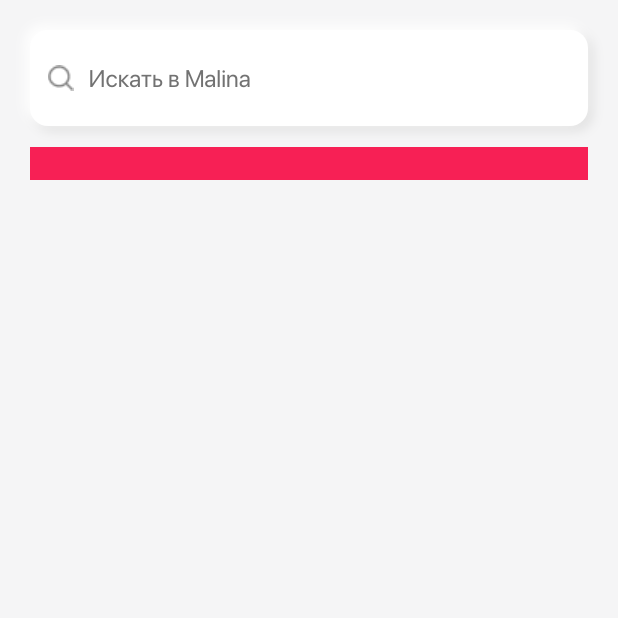
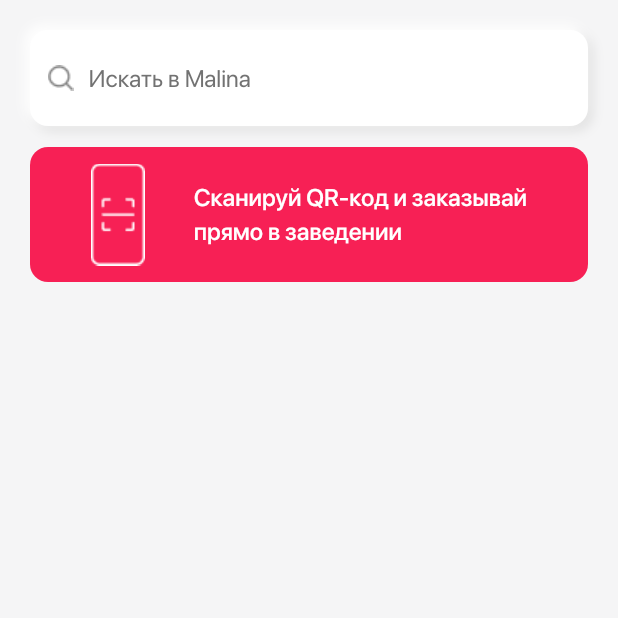
Before and after one commit to ibrahimsiam25/malina, a Flutter app: the screen it shows after launch, on a phone screen of 412 x 824 dp, the top half of it. Run offline on Flutter 3.47's test engine with Material 3 defaults, Android fonts, the light colour scheme and no system bars; our stand-ins replace go_router; project files that could hold a hidden picture were left out.

Commit message:
home/custom scanner card

```diff
--- a/lib/core/theme/app_text_style.dart
+++ b/lib/core/theme/app_text_style.dart
@@ -9,5 +9,10 @@ abstract class AppTextStyles {
     letterSpacing: 0.0,
     color: AppColors.gray,
   );
-
+    static TextStyle whiteS16F500 = TextStyle(
+    fontWeight: FontWeight.w500,
+    fontSize: 16,
+    letterSpacing: 0.0,
+    color: AppColors.white,
+  );
 }
--- a/lib/core/utils/app_assets.dart
+++ b/lib/core/utils/app_assets.dart
@@ -1,4 +1,5 @@
 class AppAssets {
   static const spalsh = 'assets/images/LOGO MALINA.png';
   static const searchIcon = 'assets/images/Vector.png';
+  static const scannerIcon = 'assets/images/Frame.png';
 }
--- /dev/null
+++ b/lib/features/home/presentation/views/widgets/custom_scanner_container.dart
@@ -0,0 +1,42 @@
+import 'package:flutter/material.dart';
+
+import '../../../../../core/theme/app_color.dart';
+import '../../../../../core/theme/app_text_style.dart';
+import '../../../../../core/utils/app_assets.dart';
+
+class CustomScannerContainer extends StatelessWidget {
+  const CustomScannerContainer({
+    super.key,
+  });
+
+  @override
+  Widget build(BuildContext context) {
+    return Container(
+      padding: EdgeInsets.symmetric(vertical: 11),
+      height: 90,
+      width: double.infinity,
+      decoration: BoxDecoration(
+        color: AppColors.primary,
+        borderRadius: BorderRadius.circular(12),
+      ),
+      child: Row(
+        children: [
+          Spacer(
+            flex: 5,
+          ),
+          Image.asset(AppAssets.scannerIcon),
+          Spacer(
+            flex: 4,
+          ),
+          Text(
+            "Сканируй QR-код и заказывай\nпрямо в заведении",
+            style: AppTextStyles.whiteS16F500,
+          ),
+          Spacer(
+            flex: 5,
+          ),
+        ],
+      ),
+    );
+  }
+}
--- a/lib/features/home/presentation/views/widgets/home_view_body.dart
+++ b/lib/features/home/presentation/views/widgets/home_view_body.dart
@@ -1,7 +1,8 @@
 import 'package:flutter/material.dart';
+import 'package:malina/features/home/presentation/views/widgets/custom_scanner_container.dart';
 import 'package:malina/features/home/presentation/views/widgets/custom_search_bar.dart';
 
-import '../../../../../core/theme/app_color.dart';
+
 
 class HomeViewBody extends StatelessWidget {
   const HomeViewBody({super.key});
@@ -14,13 +15,8 @@ class HomeViewBody extends StatelessWidget {
         children: [
           const SizedBox(height: 20),
           const CustomSearchBar(),
-              const SizedBox(height: 14),
-          Container(
-            padding:EdgeInsets.symmetric(horizontal: 24,vertical: 11),
-            decoration: BoxDecoration(
-              color: AppColors.primary
-            )
-          )
+          const SizedBox(height: 14),
+          CustomScannerContainer()
         ],
       ),
     );
```
Also changed, not shown: assets/images/Frame.png (added).
